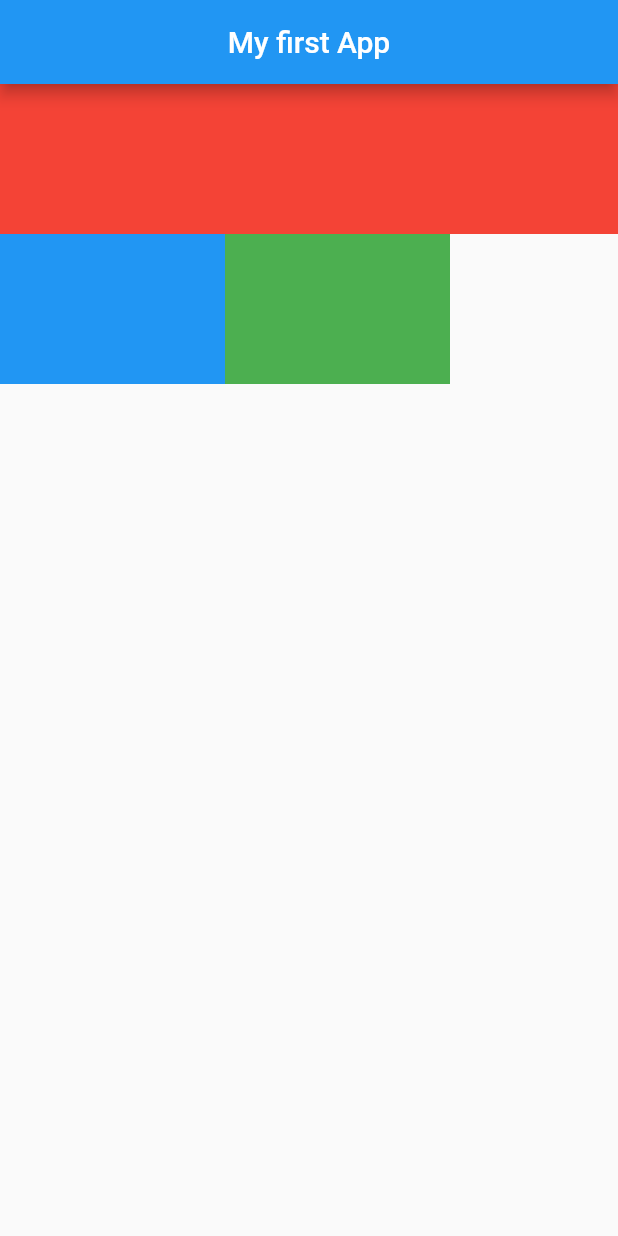
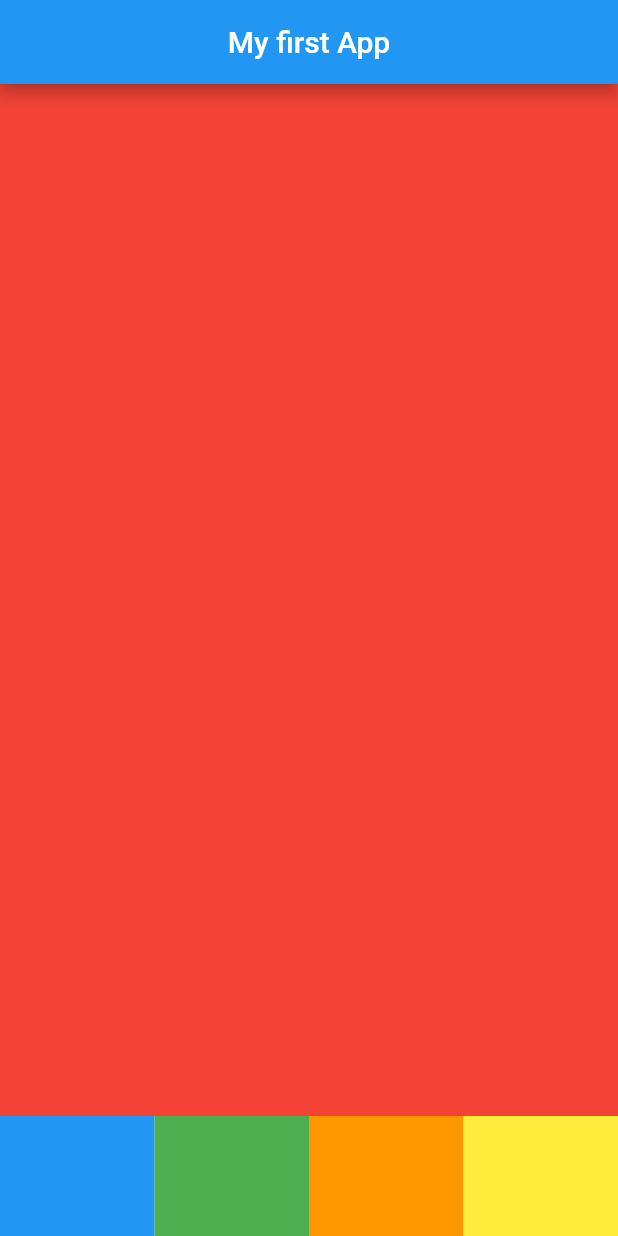
Before and after one commit to kaiorr/imersao-flutter, a Flutter app: the screen it shows after launch, on a phone screen of 412 x 824 dp. Run offline on Flutter 3.47's test engine with Material 2 defaults, Android fonts, the phone set to English and light mode, and no system bars.

Commit message:
chore: simulação de uma tabBar

```diff
--- a/first_project/lib/main.dart
+++ b/first_project/lib/main.dart
@@ -14,22 +14,38 @@ class MyApp extends StatelessWidget {
             ),
             body: Column(
               children: [
-                Container(
-                  height: 100,
-                  color: Colors.red,
+                Expanded(
+                  child: Container(
+                    height: 100,
+                    color: Colors.red,
+                  ),
                 ),
                 Row(
                   children: [
-                    Container(
-                      width: 150,
-                      height: 100,
-                      color: Colors.blue,
+                    Expanded(
+                      child: Container(
+                        height: 80,
+                        color: Colors.blue,
+                      ),
                     ),
-                    Container(
-                      width: 150,
-                      height: 100,
-                      color: Colors.green,
+                    Expanded(
+                      child: Container(
+                        height: 80,
+                        color: Colors.green,
+                      ),
                     ),
+                    Expanded(
+                      child: Container(
+                        height: 80,
+                        color: Colors.orange,
+                      ),
+                    ),
+                    Expanded(
+                      child: Container(
+                        height: 80,
+                        color: Colors.yellow,
+                      ),
+                    )
                   ],
                 )
               ],
```
